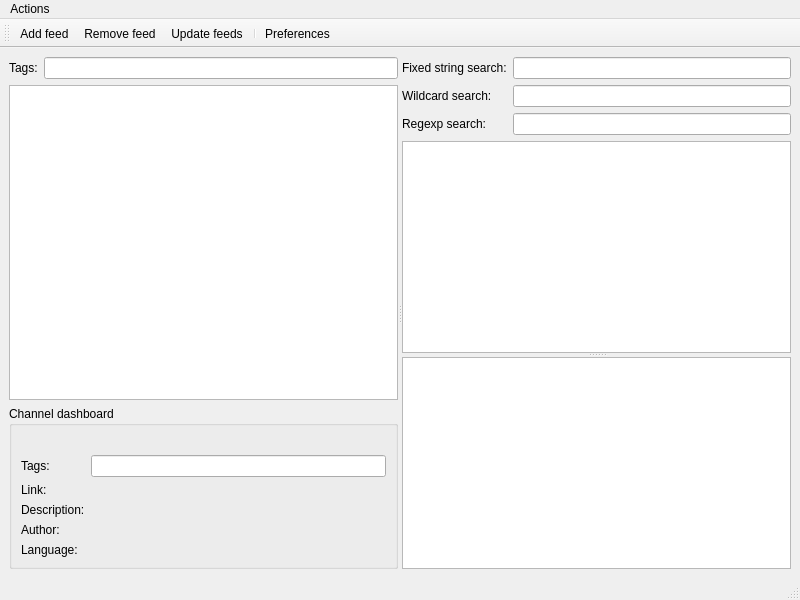
Before: the Qt Designer form src/plugins/aggregator/mainwindow.ui in 0xd34df00d/leechcraft, drawn with Qt 5.
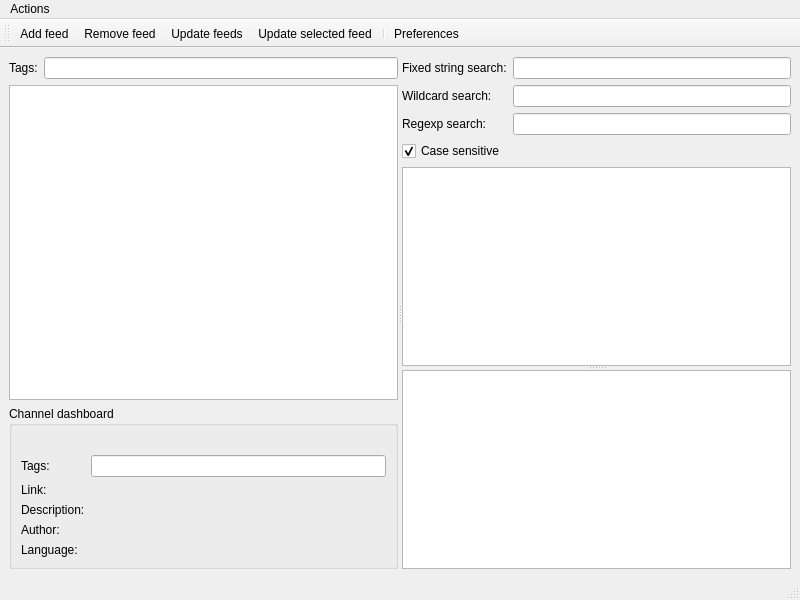
After: the same form once the commit is applied. Icons and pictures are not drawn.

Commit message: + Aggregator: FS#87: Case sensitive searches. + Aggregator: FS#83: Working. + Aggregator: New icons!

The edit to the form file:
```diff
--- a/src/plugins/aggregator/mainwindow.ui
+++ b/src/plugins/aggregator/mainwindow.ui
@@ -178,6 +178,16 @@
           <item row="2" column="1" >
            <widget class="QLineEdit" name="RegexpSearch_" />
           </item>
+          <item row="3" column="0" >
+           <widget class="QCheckBox" name="CaseSensitiveSearch_" >
+            <property name="text" >
+             <string>Case sensitive</string>
+            </property>
+            <property name="checked" >
+             <bool>true</bool>
+            </property>
+           </widget>
+          </item>
          </layout>
         </item>
         <item>
@@ -247,6 +257,7 @@
    <addaction name="ActionAddFeed_" />
    <addaction name="ActionRemoveFeed_" />
    <addaction name="ActionUpdateFeeds_" />
+   <addaction name="ActionUpdateSelectedFeed_" />
    <addaction name="separator" />
    <addaction name="ActionPreferences_" />
   </widget>
@@ -291,6 +302,14 @@
     <string>Mark channel as unread</string>
    </property>
   </action>
+  <action name="ActionUpdateSelectedFeed_" >
+   <property name="icon" >
+    <iconset resource="resources.qrc" >:/resources/images/updateselectedfeed.png</iconset>
+   </property>
+   <property name="text" >
+    <string>Update selected feed</string>
+   </property>
+  </action>
  </widget>
  <resources>
   <include location="resources.qrc" />
```
Left out of the diff: 6 changed lines with no effect on the pictures. The commit also changes 13 other files.
